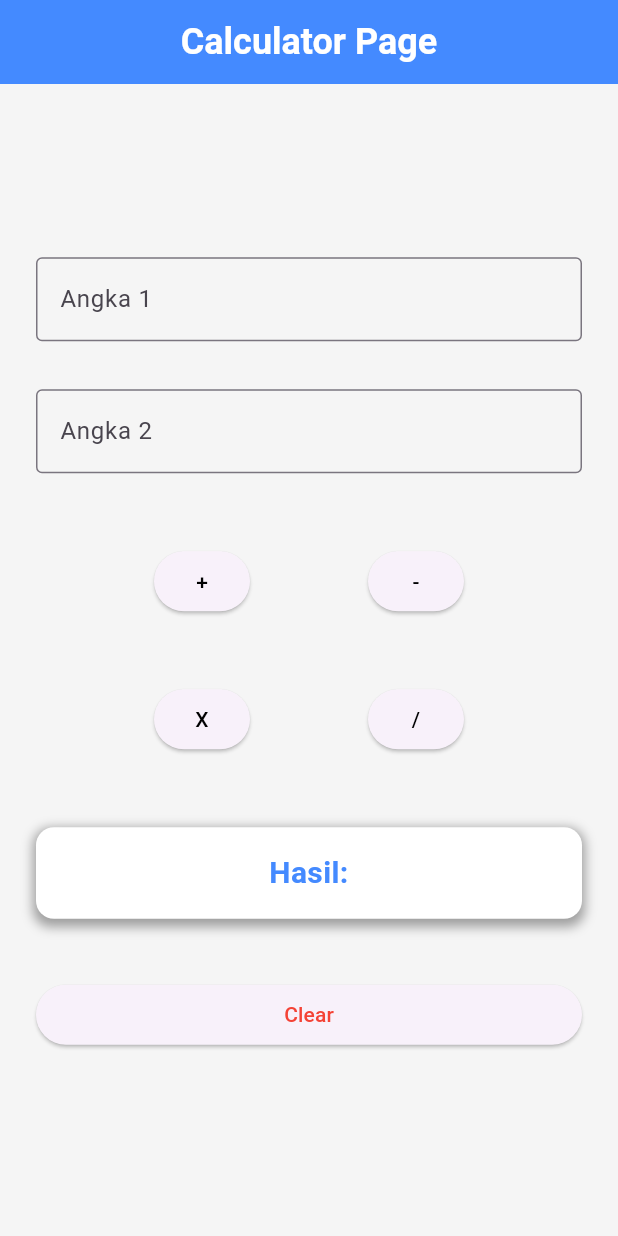
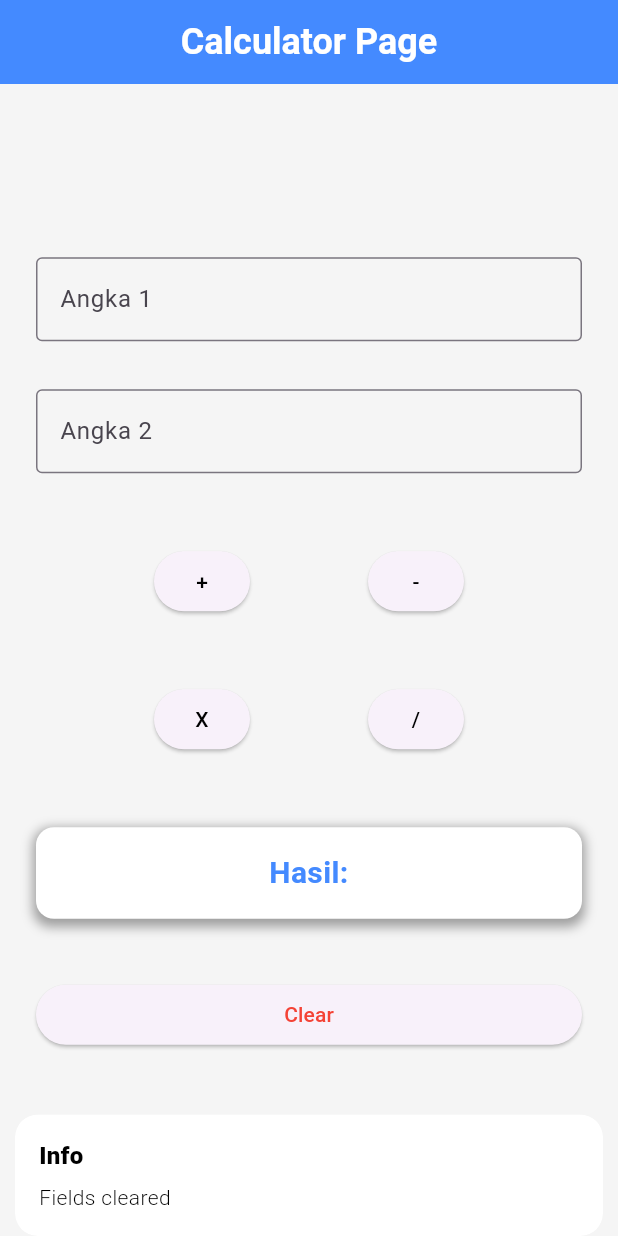
Before and after one commit to Fiqqar/Flutter_Project, a Flutter app: the screen it shows after launch, after a tap on "Clear", on a phone screen of 412 x 824 dp. Run offline on Flutter 3.47's test engine with Material 3 defaults, Android fonts, the phone set to English and light mode, and no system bars; our stand-ins replace get.

Commit message:
feat [pepeny] restricting input for calculator

```diff
--- a/lib/pages/calculator_page.dart
+++ b/lib/pages/calculator_page.dart
@@ -1,6 +1,5 @@
 import 'package:flutter/material.dart';
 import 'package:get/get.dart';
-import 'package:get/get_core/src/get_main.dart';
 import 'package:latihan1_11pplg2/controllers/calculator_controller.dart';
 import 'package:latihan1_11pplg2/widget/btn_submit.dart';
 import 'package:latihan1_11pplg2/widget/txt_user.dart';
@@ -35,12 +34,14 @@ class CalculatorPage extends StatelessWidget {
           crossAxisAlignment: CrossAxisAlignment.stretch,
           children: [
             TxtUser(
+              isNumber: true,
               controller: calculatorController.txtAngka1,
               labelText: "Angka 1",
               hintText: "Input angka 1",
             ),
             const Padding(padding: EdgeInsets.only(top: 16)),
             TxtUser(
+              isNumber: true,
               controller: calculatorController.txtAngka2,
               labelText: "Angka 2",
               hintText: "Input angka 2",
@@ -125,6 +126,14 @@ class CalculatorPage extends StatelessWidget {
               onPressed: () {
                 calculatorController.txtAngka1.clear();
                 calculatorController.txtAngka2.clear();
+                calculatorController.txtHasil.value = "";
+                Get.snackbar(
+                  "Info",
+                  "Fields cleared",
+                  snackPosition: SnackPosition.BOTTOM,
+                  backgroundColor: Colors.white,
+                  colorText: Colors.black,
+                );
               },
             ),
           ],
--- a/lib/register_page.dart
+++ b/lib/register_page.dart
@@ -45,6 +45,7 @@ class _RegisterPageState extends State<RegisterPage> {
             Container(
               margin: const EdgeInsets.symmetric(vertical: 8),
               child: TxtUser(
+                isNumber: false,
                 controller: usernameController,
                 labelText: 'Username',
                 hintText: 'Enter your username',
--- a/lib/widget/txt_user.dart
+++ b/lib/widget/txt_user.dart
@@ -1,6 +1,8 @@
 import 'package:flutter/material.dart';
+import 'package:flutter/services.dart';
 
 class TxtUser extends StatelessWidget {
+  final bool isNumber;
   final TextEditingController controller;
   final String labelText;
   final String hintText;
@@ -9,7 +11,7 @@ class TxtUser extends StatelessWidget {
     required this.controller,
     required this.labelText,
     required this.hintText,
-    super.key,
+    super.key, required this.isNumber,
   });
 
   @override
@@ -17,6 +19,8 @@ class TxtUser extends StatelessWidget {
     return Container(
       margin: EdgeInsets.symmetric(vertical: 8),
       child: TextField(
+        keyboardType: isNumber ? TextInputType.number : TextInputType.text,
+        inputFormatters: isNumber ? [FilteringTextInputFormatter.digitsOnly] : [],
         controller: controller,
         decoration: InputDecoration(
           labelText: labelText,
```
